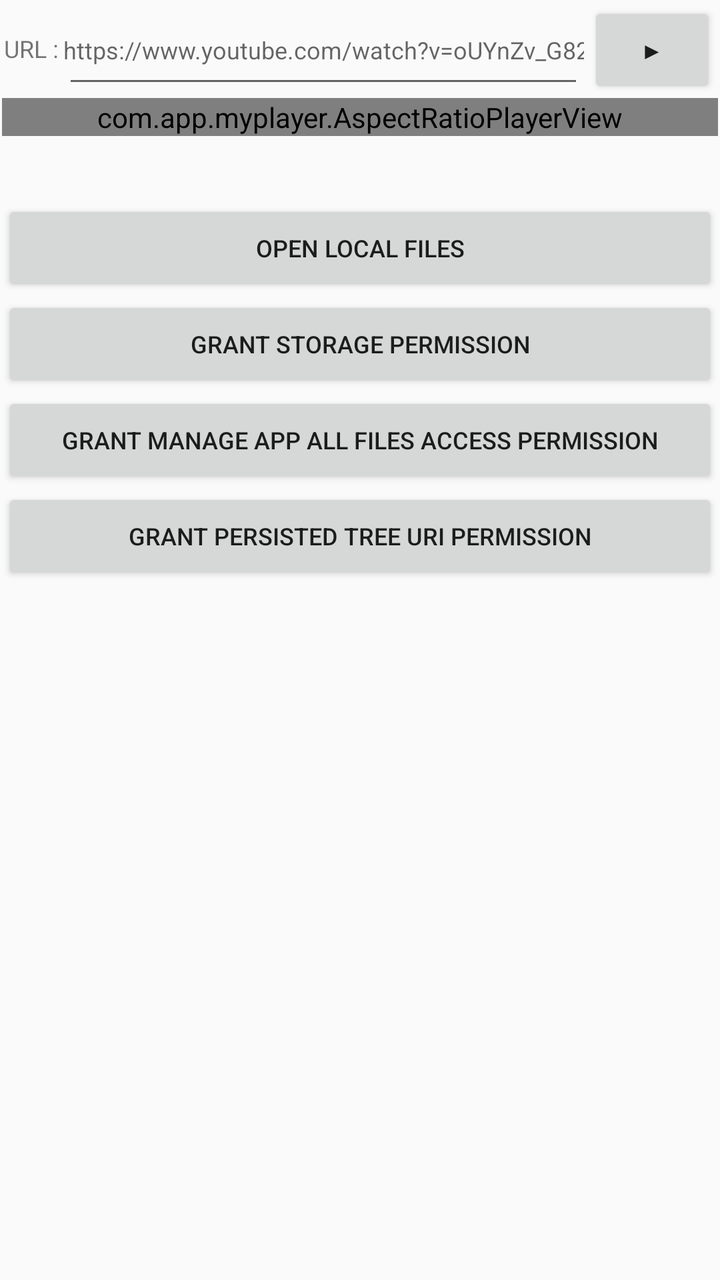
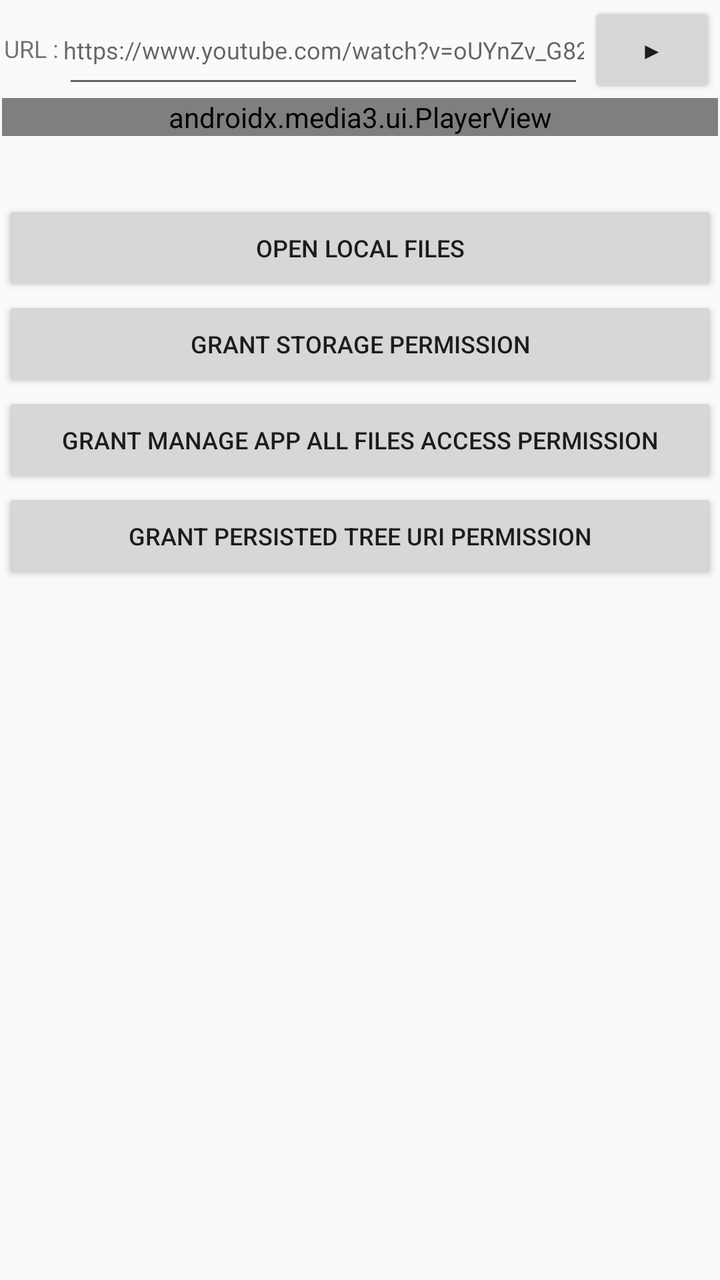

Two renders of the same Android screen: before a commit and after it. Below are the layout's source before the change and the commit's diff.
<!-- AndroidManifest.xml: application theme AppTheme -->
<!-- res/layout/activity_main.xml -->
<?xml version="1.0" encoding="utf-8"?>
<ScrollView xmlns:android="http://schemas.android.com/apk/res/android"
    xmlns:app="http://schemas.android.com/apk/res-auto"
    android:id="@+id/root"
    android:layout_width="fill_parent"
    android:layout_height="fill_parent"
    android:layout_marginLeft="5dp"
    android:layout_marginRight="5dp"
    android:layout_gravity="center_horizontal"
    android:orientation="vertical"
    android:padding="1dp"
    xmlns:tools="http://schemas.android.com/tools"
    >
    <RelativeLayout
        android:id="@+id/root_layout"
        android:layout_width="fill_parent"
        android:layout_height="wrap_content"
        android:layout_gravity="center_horizontal"
        android:focusable="true"
        android:focusableInTouchMode="true"
        >
        
        <TextView
            android:id="@+id/tvUrlLabel"
            android:layout_width="wrap_content"
            android:layout_height="wrap_content"
            android:layout_alignParentStart="true"
            android:layout_marginStart="1dp"
            android:layout_marginEnd="1dp"
            android:layout_marginTop="15dp"
            android:gravity="start|center"
            android:text="@string/label"
            android:textAlignment="gravity"
            android:textSize="12sp"
            />
        
        <Button
            android:id="@+id/button_embed"
            android:layout_width="64dp"
            android:layout_height="wrap_content"
            android:layout_alignParentEnd="true"
            android:layout_marginStart="1dp"
            android:layout_marginEnd="1dp"
            android:text="@string/embed_btn"
            android:gravity="center"
            android:textAlignment="gravity"
            android:textSize="12sp"
            tools:ignore="TouchTargetSizeCheck"
            />
        
        <EditText
            android:id="@+id/url_input"
            android:layout_width="match_parent"
            android:layout_height="wrap_content"
            android:layout_toEndOf="@id/tvUrlLabel"
            android:layout_toStartOf="@id/button_embed"
            android:layout_marginStart="1dp"
            android:layout_marginEnd="1dp"
            android:focusable="true"
            android:focusableInTouchMode="true"
            android:textSize="12sp"
            android:autofillHints="https://www.youtube.com/watch?v=oUYnZv_G82Q"
            android:gravity="center"
            android:hint="@string/url_streaming"
            android:inputType="textUri"
            android:minHeight="48dp"
            android:padding="0dp"
            tools:ignore="TouchTargetSizeCheck,DuplicateSpeakableTextCheck"
            />
        
        <com.app.myplayer.AspectRatioPlayerView
            android:id="@+id/player_view"
            android:layout_below="@id/button_embed"
            android:layout_width="fill_parent"
            android:layout_height="wrap_content"
            android:background="#000000"
            app:show_buffering="when_playing"
            app:show_timeout="5000"
            app:show_previous_button="true"
            app:show_next_button="true"
            app:show_rewind_button="true"
            app:show_fastforward_button="true"
            app:show_shuffle_button="false"
            app:show_subtitle_button="true"
            app:show_vr_button="false"
            app:resize_mode="fit"
            />
        
        <TextView
            android:id="@+id/textview_filePath"
            android:layout_below="@id/player_view"
            android:text=""
            android:gravity="start|center"
            android:textAlignment="gravity"
            android:textSize="12sp"
            android:layout_width="fill_parent"
            android:layout_height="32dp"
            android:layout_marginStart="5dp"
            android:layout_marginEnd="5dp"
            />
        
        <Button
            android:id="@+id/button_open_local_files"
            android:layout_below="@id/textview_filePath"
            android:text="@string/open_local_files"
            android:gravity="center"
            android:textAlignment="gravity"
            android:textSize="12sp"
            android:layout_width="fill_parent"
            android:layout_height="wrap_content"
            android:layout_gravity="center"
            tools:ignore="TouchTargetSizeCheck"
            />
        
        <Button
            android:id="@+id/button_grant_storage_permission"
            android:layout_below="@id/button_open_local_files"
            android:text="@string/grant_storage_access_permission"
            android:gravity="center"
            android:textAlignment="gravity"
            android:textSize="12sp"
            android:layout_width="fill_parent"
            android:layout_height="wrap_content"
            android:layout_gravity="center"
            tools:ignore="TouchTargetSizeCheck"
            />
        <Button
            android:id="@+id/button_grant_manage_app_all_files_access_permission"
            android:layout_below="@id/button_grant_storage_permission"
            android:text="@string/grant_manage_app_all_files_access_permission"
            android:gravity="center"
            android:textAlignment="gravity"
            android:textSize="12sp"
            android:layout_width="fill_parent"
            android:layout_height="wrap_content"
            android:layout_gravity="center"
            tools:ignore="TouchTargetSizeCheck"
            />
        
        <Button
            android:id="@+id/button_grant_persisted_tree_uri_permission"
            android:layout_below="@id/button_grant_manage_app_all_files_access_permission"
            android:text="@string/grant_persisted_tree_uri_permission"
            android:gravity="center"
            android:textAlignment="gravity"
            android:textSize="12sp"
            android:layout_width="fill_parent"
            android:layout_height="wrap_content"
            android:layout_gravity="center"
            tools:ignore="TouchTargetSizeCheck"
            />

    </RelativeLayout>
</ScrollView>
<!-- resources referenced by this layout -->
<resources>
  <string name="embed_btn">▶</string>
  <string name="grant_manage_app_all_files_access_permission">GRANT MANAGE APP ALL FILES ACCESS PERMISSION</string>
  <string name="grant_persisted_tree_uri_permission">GRANT PERSISTED TREE URI PERMISSION</string>
  <string name="grant_storage_access_permission">GRANT STORAGE PERMISSION</string>
  <string name="label">URL : </string>
  <string name="open_local_files">OPEN LOCAL FILES</string>
  <string name="url_streaming">https://www.youtube.com/watch?v=oUYnZv_G82Q</string>
  <style name="AppTheme" parent="Theme.AppCompat.Light.DarkActionBar">
          <item name="colorPrimary">@color/colorPrimary</item>
          <item name="colorPrimaryDark">@color/colorPrimaryDark</item>
          <item name="colorAccent">@color/colorAccent</item>
          <item name="actionBarStyle">@style/MyActionBar</item>
      </style>
  <color name="colorPrimary">#6200EE</color>
  <color name="colorPrimaryDark">#3700B3</color>
  <color name="colorAccent">#03DAC5</color>
  <style name="MyActionBar" parent="@style/Widget.AppCompat.ActionBar">
          <item name="android:height">28dp</item>
          <item name="height">28dp</item>
          <item name="android:background">@color/colorPrimary</item>
          <item name="background">@color/colorPrimary</item>
          <item name="titleTextStyle">@style/MyActionBarTitle</item>
      </style>
  <style name="MyActionBarTitle" parent="@style/TextAppearance.AppCompat.Widget.ActionBar.Title">
          <item name="android:textSize">13sp</item>
      </style>
</resources>

<!-- the commit's change to res/layout/activity_main.xml (unified diff, before → after) -->
@@ -68,7 +68,8 @@
             tools:ignore="TouchTargetSizeCheck,DuplicateSpeakableTextCheck"
             />
         
-        <com.app.myplayer.AspectRatioPlayerView
+        
+        <androidx.media3.ui.PlayerView
             android:id="@+id/player_view"
             android:layout_below="@id/button_embed"
             android:layout_width="fill_parent"
@@ -84,6 +85,7 @@
             app:show_subtitle_button="true"
             app:show_vr_button="false"
             app:resize_mode="fit"
+            android:gravity="center"
             />
         
         <TextView
